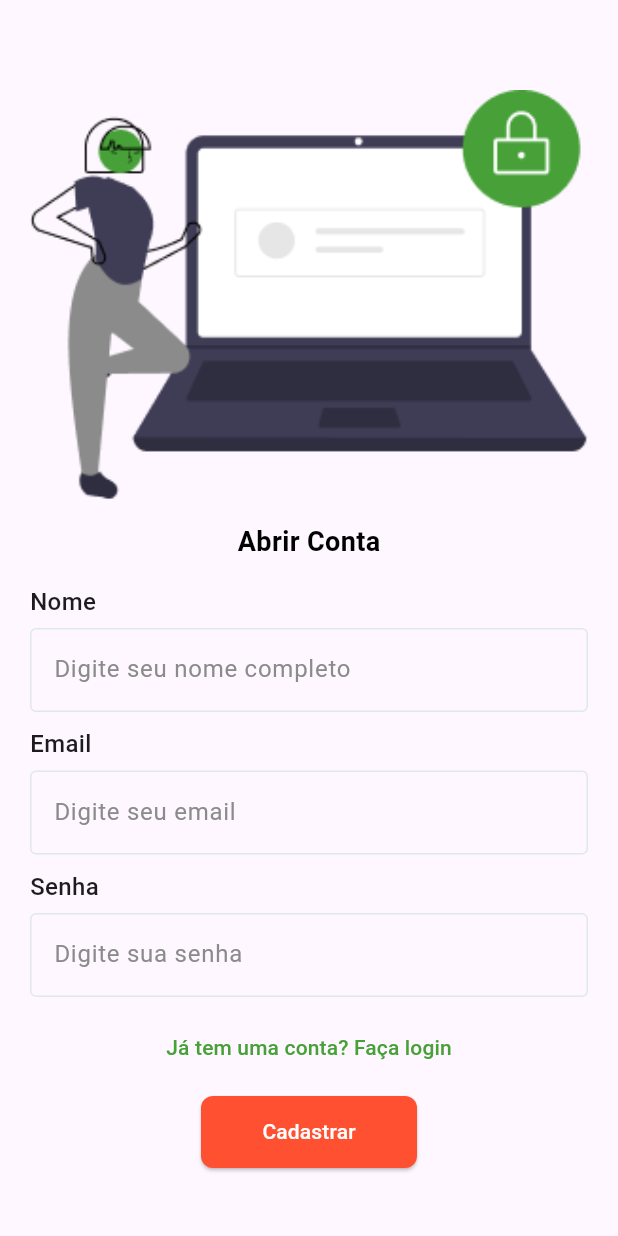
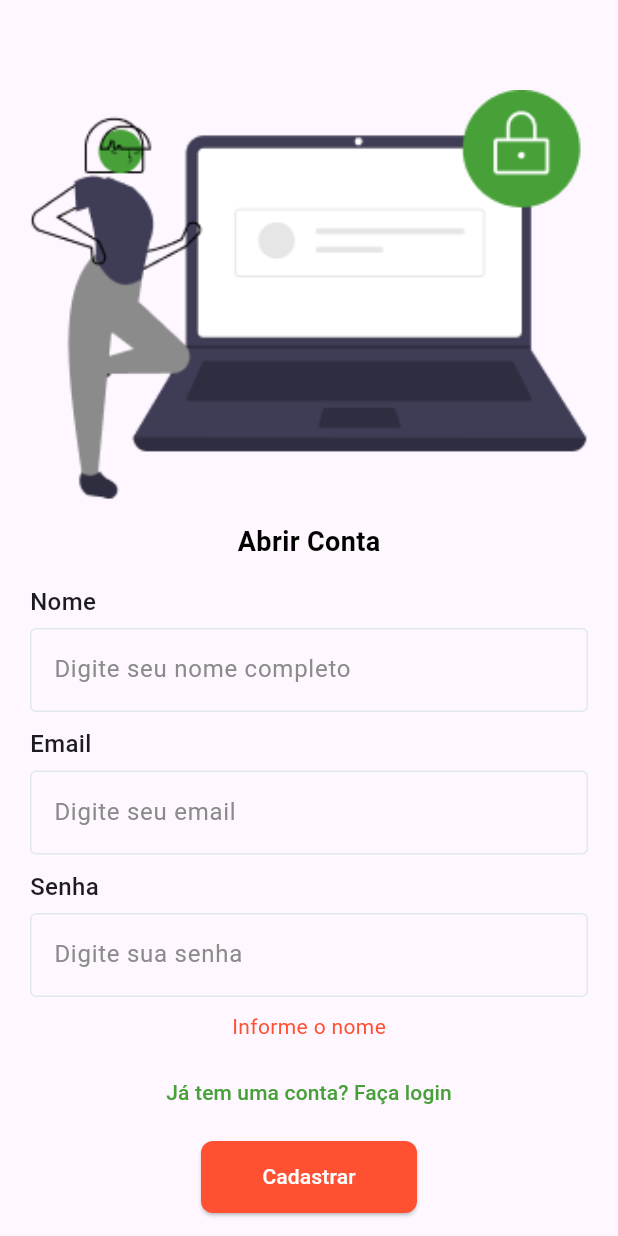
Before and after one commit to CarolBastos/tech_challenge_fase3, a Flutter app: the screen it shows after launch, after a tap on "Abrir minha conta", after a tap on "Cadastrar", on a phone screen of 412 x 824 dp. Run offline on Flutter 3.47's test engine with Material 3 defaults, Android fonts, the phone set to English and light mode, and no system bars; our stand-ins replace firebase_auth, firebase_core; accounts and stored records are empty.

Commit message:
melhorando mensagens de erro

```diff
--- a/lib/screens/login_screen.dart
+++ b/lib/screens/login_screen.dart
@@ -56,6 +56,15 @@ class _LoginScreenState extends State<LoginScreen> {
                 controller: _passwordController,
               ),
               const SizedBox(height: 10),
+              if (_errorMessage.isNotEmpty)
+                Text(
+                  _errorMessage,
+                  style: const TextStyle(
+                    color: AppColors.error,
+                    fontSize: 14.0,
+                  ),
+                ),
+              const SizedBox(height: 10),
               TextButton(
                 onPressed: () {
                   Navigator.pushReplacementNamed(context, Routes.register);
@@ -79,14 +88,6 @@ class _LoginScreenState extends State<LoginScreen> {
                 ),
                 child: const Text('Entrar'),
               ),
-              if (_errorMessage.isNotEmpty)
-                Text(
-                  _errorMessage,
-                  style: const TextStyle(
-                    color: AppColors.error,
-                    fontSize: 14.0,
-                  ),
-                ),
             ],
           ),
         ),
--- a/lib/screens/register_screen.dart
+++ b/lib/screens/register_screen.dart
@@ -71,6 +71,15 @@ class _RegisterScreenState extends State<RegisterScreen> {
                 controller: _passwordController,
               ),
               const SizedBox(height: 10),
+              if (_errorMessage.isNotEmpty)
+                Text(
+                  _errorMessage,
+                  style: const TextStyle(
+                    color: AppColors.error,
+                    fontSize: 14.0,
+                  ),
+                ),
+              const SizedBox(height: 10),
               TextButton(
                 onPressed: () {
                   Navigator.push(
@@ -127,6 +136,11 @@ class _RegisterScreenState extends State<RegisterScreen> {
   }
 
   bool _validate() {
+    if (_nameController.text.isEmpty) {
+      _errorMessage = 'Informe o nome';
+      return false;
+    }
+
     if (_emailController.text.isEmpty) {
       _errorMessage = 'Informe o email';
       return false;
```
